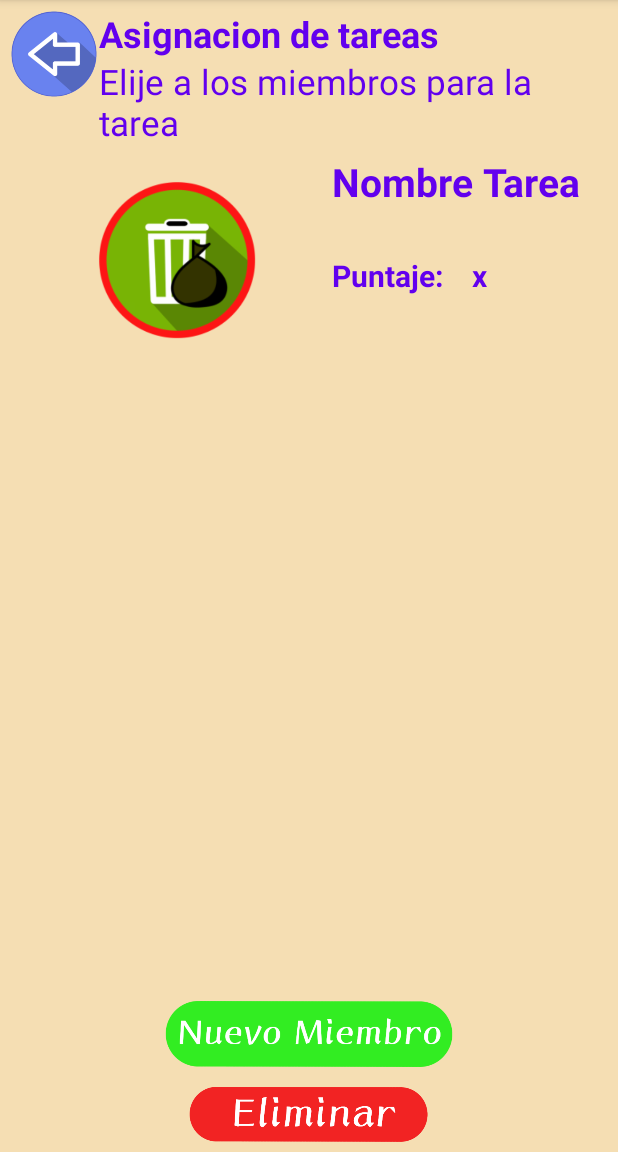
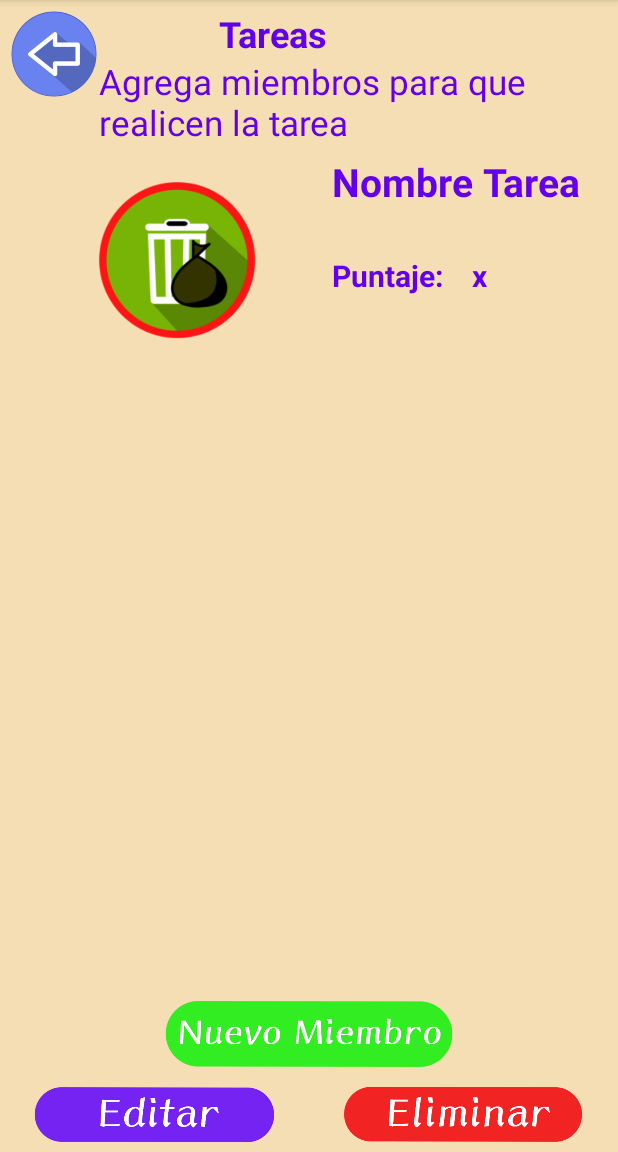
Before and after one commit to AdrianY1998/tareas-divertidas, an Android app: the TareasDetailsActivity screen opened directly, with no data from a screen before it, on a phone screen of 412 x 824 dp, the part 84-1236 px from its top. Run offline under Robolectric (Android 15) with nearby library versions, the phone set to English and light mode, and no system bars; 3 statements that could not run were skipped.

Commit message:
arreglo de un layout

```diff
--- a/app/src/main/res/layout/plantilla_tareas.xml
+++ b/app/src/main/res/layout/plantilla_tareas.xml
@@ -1,5 +1,6 @@
 <?xml version="1.0" encoding="utf-8"?>
 <RelativeLayout xmlns:android="http://schemas.android.com/apk/res/android"
+    xmlns:app="http://schemas.android.com/apk/res-auto"
     android:layout_width="match_parent"
     android:layout_height="match_parent"
     android:background="@color/colorPrimaryDark">
@@ -28,21 +29,23 @@
                 android:orientation="vertical">
 
                 <TextView
-                    android:id="@+id/textView3"
-                    android:layout_width="match_parent"
+                    android:id="@+id/tareatittle"
+                    android:layout_width="wrap_content"
                     android:layout_height="wrap_content"
+                    android:layout_marginLeft="80dp"
                     android:layout_weight="1"
-                    android:text="Asignacion de tareas"
+                    android:text="Tareas"
                     android:textColor="@color/design_default_color_primary"
                     android:textSize="24sp"
                     android:textStyle="bold" />
 
                 <TextView
-                    android:layout_width="match_parent"
+                    android:id="@+id/descripcion"
+                    android:layout_width="wrap_content"
                     android:layout_height="wrap_content"
                     android:layout_gravity="center"
                     android:layout_weight="1"
-                    android:text="Elije a los miembros para la tarea"
+                    android:text="Agrega miembros para que realicen la tarea"
                     android:textColor="@color/design_default_color_primary"
                     android:textSize="23dp" />
             </LinearLayout>
@@ -132,11 +135,26 @@
             android:layout_height="60dp"
             android:src="@drawable/boton_nuevo_miembro" />
 
-        <ImageView
-            android:id="@+id/eliminar"
-            android:layout_width="wrap_content"
-            android:layout_height="50dp"
-            android:src="@drawable/boton_eliminar" />
+        <LinearLayout
+            android:layout_width="match_parent"
+            android:layout_height="match_parent"
+            android:orientation="horizontal">
+
+            <ImageView
+                android:id="@+id/editar"
+                android:layout_width="wrap_content"
+                android:layout_height="50dp"
+                android:layout_weight="1"
+                app:srcCompat="@drawable/boton_editar" />
+
+            <ImageView
+                android:id="@+id/eliminar"
+                android:layout_width="wrap_content"
+                android:layout_height="50dp"
+                android:layout_weight="1"
+                android:src="@drawable/boton_eliminar" />
+        </LinearLayout>
+
     </LinearLayout>
 
     <ListView
```
